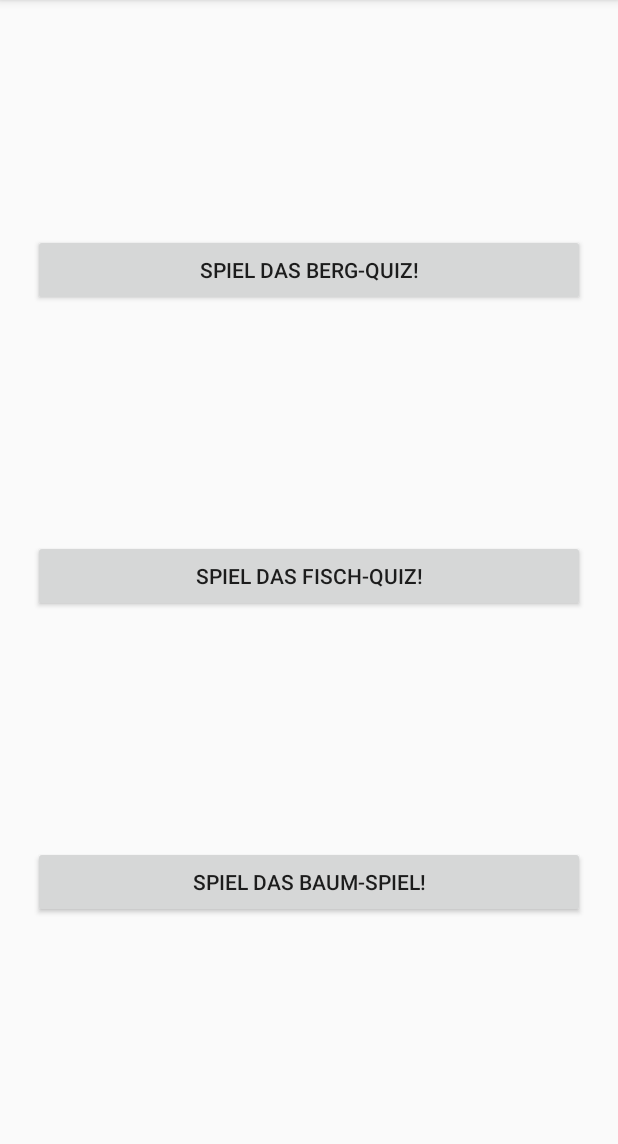
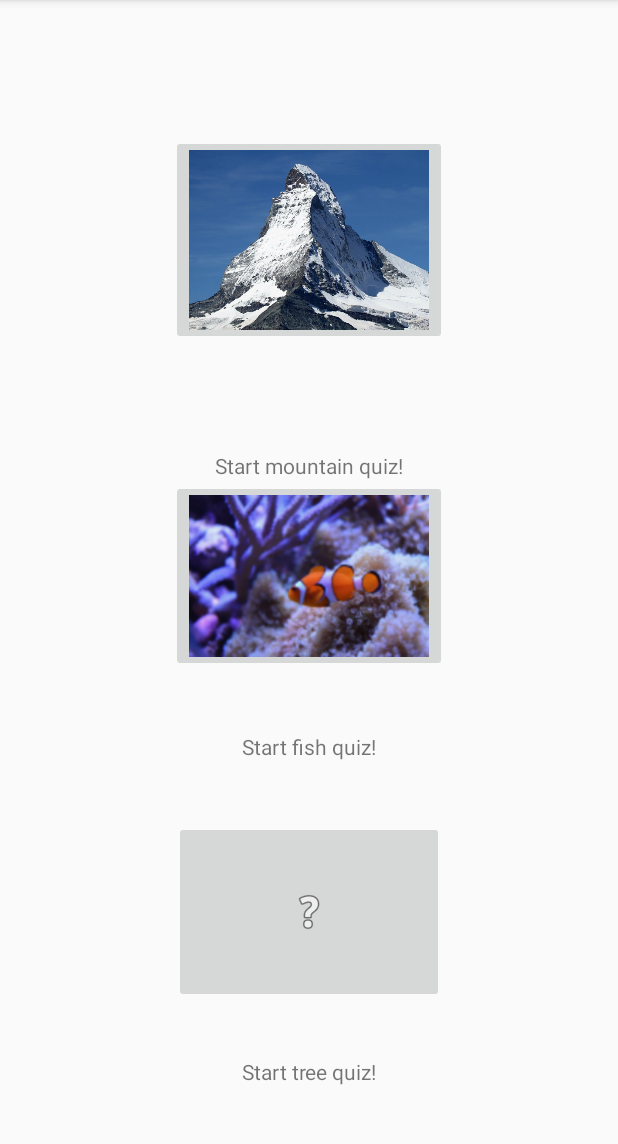
Before and after one commit to kathrin77/QuickPic, an Android app: the StartActivity screen opened directly, with no data from a screen before it, on a phone screen of 412 x 824 dp, the part 84-1228 px from its top. Run offline under Robolectric (Android 15) with nearby library versions, the phone set to English and light mode, and no system bars.

Commit message:
StartActivity: ImageButtons statt normaler Buttons HighscoreActivity: einfachen Highscore (wie in Quiz) ergaenzt Screenorientation in allen Activities auf portrait eingestellt

```diff
--- a/app/src/main/AndroidManifest.xml
+++ b/app/src/main/AndroidManifest.xml
@@ -9,28 +9,28 @@
         android:roundIcon="@mipmap/ic_launcher_round"
         android:supportsRtl="true"
         android:theme="@style/AppTheme">
-        <activity android:name=".StartActivity">
+        <activity android:name=".StartActivity" android:screenOrientation="portrait">
             <intent-filter>
                 <action android:name="android.intent.action.MAIN" />
 
                 <category android:name="android.intent.category.LAUNCHER" />
             </intent-filter>
         </activity>
-        <activity android:name=".QuizActivity">
+        <activity android:name=".QuizActivity" android:screenOrientation="portrait">
             <intent-filter>
                 <action android:name="android.intent.action.MAIN" />
 
                 <category android:name="android.intent.category.LAUNCHER" />
             </intent-filter>
         </activity>
-        <activity android:name=".GameOverActivity">
+        <activity android:name=".GameOverActivity" android:screenOrientation="portrait">
             <intent-filter>
                 <action android:name="android.intent.action.MAIN" />
 
                 <category android:name="android.intent.category.LAUNCHER" />
             </intent-filter>
         </activity>
-        <activity android:name=".HighscoreActivity">
+        <activity android:name=".HighscoreActivity" android:screenOrientation="portrait">
             <intent-filter>
                 <action android:name="android.intent.action.MAIN" />
 
--- a/app/src/main/java/com/example/quickpic/HighscoreActivity.java
+++ b/app/src/main/java/com/example/quickpic/HighscoreActivity.java
@@ -1,6 +1,7 @@
 package com.example.quickpic;
 
 import android.content.Intent;
+import android.content.SharedPreferences;
 import android.support.v7.app.AppCompatActivity;
 import android.os.Bundle;
 import android.view.View;
@@ -11,6 +12,12 @@ public class HighscoreActivity extends AppCompatActivity {
 
     Button btnStartseite;
     TextView tVcurrentPoints;
+
+    SharedPreferences preferences;
+    SharedPreferences.Editor preferencesEditor;
+
+    int currentPoints;
+    final String KEY = "savePreferences";
 
     @Override
     protected void onCreate(Bundle savedInstanceState) {
@@ -27,5 +34,25 @@ public class HighscoreActivity extends AppCompatActivity {
         });
 
         tVcurrentPoints = findViewById(R.id.tVcurrentPoints);
+
+        preferences = this.getSharedPreferences("highscore", MODE_PRIVATE);
+        preferencesEditor = preferences.edit();
+        preferencesEditor.apply();
+
+        currentPoints = getIntent().getIntExtra("Points", 0);
+
+        showPoints();
+    }
+
+    private void showPoints() {
+        if (preferences.getInt(KEY,0) < currentPoints) {
+            tVcurrentPoints.setText("NEUER HIGHSCORE! Deine erreichten Punkte sind: " + currentPoints);
+
+            preferencesEditor.putInt(KEY, currentPoints);
+            preferencesEditor.commit();
+
+        } else {
+            tVcurrentPoints.setText("Deine erreichten Punkte sind " + currentPoints);
+        }
     }
 }
--- a/app/src/main/java/com/example/quickpic/StartActivity.java
+++ b/app/src/main/java/com/example/quickpic/StartActivity.java
@@ -5,36 +5,37 @@ import android.support.v7.app.AppCompatActivity;
 import android.os.Bundle;
 import android.view.View;
 import android.widget.Button;
+import android.widget.ImageButton;
 
 public class StartActivity extends AppCompatActivity {
 
-    Button btnStartMountains;
-    Button btnStartFish;
-    Button btnStartTrees;
+    ImageButton imgBtnMountain;
+    ImageButton imgBtnFish;
+    ImageButton imgBtnTree;
 
     @Override
     protected void onCreate(Bundle savedInstanceState) {
         super.onCreate(savedInstanceState);
         setContentView(R.layout.activity_start);
 
-        btnStartMountains = findViewById(R.id.btnStartMountains);
-        btnStartMountains.setOnClickListener(new View.OnClickListener() {
+        imgBtnMountain = findViewById(R.id.imgBtnMountain);
+        imgBtnMountain.setOnClickListener(new View.OnClickListener() {
             @Override
             public void onClick(View view) {
                 Intent intent = new Intent(getApplicationContext(), QuizActivity.class);
                 startActivity(intent);
             }
         });
-        btnStartFish = findViewById(R.id.btnStartFish);
-        btnStartFish.setOnClickListener(new View.OnClickListener() {
+        imgBtnFish = findViewById(R.id.imgBtnFish);
+        imgBtnFish.setOnClickListener(new View.OnClickListener() {
             @Override
             public void onClick(View view) {
                 Intent intent = new Intent(getApplicationContext(), QuizActivity.class);
                 startActivity(intent);
             }
         });
-        btnStartTrees = findViewById(R.id.btnStartTrees);
-        btnStartTrees.setOnClickListener(new View.OnClickListener() {
+        imgBtnTree = findViewById(R.id.imgBtnTree);
+        imgBtnTree.setOnClickListener(new View.OnClickListener() {
             @Override
             public void onClick(View view) {
                 Intent intent = new Intent(getApplicationContext(), QuizActivity.class);
--- a/app/src/main/res/layout/activity_start.xml
+++ b/app/src/main/res/layout/activity_start.xml
@@ -6,45 +6,83 @@
     android:layout_height="match_parent"
     tools:context="com.example.quickpic.StartActivity">
 
-    <Button
-        android:id="@+id/btnStartMountains"
-        android:layout_width="368dp"
+    <ImageButton
+        android:id="@+id/imgBtnMountain"
+        android:layout_width="wrap_content"
         android:layout_height="wrap_content"
         android:layout_marginBottom="8dp"
         android:layout_marginEnd="8dp"
         android:layout_marginStart="8dp"
         android:layout_marginTop="8dp"
-        android:text="@string/btnStartMountains"
-        app:layout_constraintBottom_toTopOf="@+id/btnStartFish"
+        app:layout_constraintBottom_toTopOf="@+id/imgBtnFish"
         app:layout_constraintEnd_toEndOf="parent"
         app:layout_constraintStart_toStartOf="parent"
-        app:layout_constraintTop_toTopOf="parent" />
+        app:layout_constraintTop_toTopOf="parent"
+        app:srcCompat="@drawable/img_matterhorn" />
 
-    <Button
-        android:id="@+id/btnStartFish"
-        android:layout_width="368dp"
+    <ImageButton
+        android:id="@+id/imgBtnFish"
+        android:layout_width="wrap_content"
         android:layout_height="wrap_content"
         android:layout_marginBottom="8dp"
         android:layout_marginEnd="8dp"
         android:layout_marginStart="8dp"
         android:layout_marginTop="8dp"
-        android:text="@string/btnStartFish"
         app:layout_constraintBottom_toBottomOf="parent"
         app:layout_constraintEnd_toEndOf="parent"
         app:layout_constraintStart_toStartOf="parent"
-        app:layout_constraintTop_toTopOf="parent" />
+        app:layout_constraintTop_toTopOf="parent"
+        app:srcCompat="@drawable/img_clownfish" />
 
-    <Button
-        android:id="@+id/btnStartTrees"
-        android:layout_width="368dp"
+    <ImageButton
+        android:id="@+id/imgBtnTree"
+        android:layout_width="180dp"
+        android:layout_height="121dp"
+        android:layout_marginBottom="8dp"
+        android:layout_marginEnd="8dp"
+        android:layout_marginStart="8dp"
+        android:layout_marginTop="8dp"
+        app:layout_constraintBottom_toBottomOf="parent"
+        app:layout_constraintEnd_toEndOf="parent"
+        app:layout_constraintStart_toStartOf="parent"
+        app:layout_constraintTop_toBottomOf="@+id/imgBtnFish"
+        app:srcCompat="@android:drawable/ic_menu_help" />
+
+    <TextView
+        android:id="@+id/textView"
+        android:layout_width="wrap_content"
+        android:layout_height="wrap_content"
+        android:layout_marginEnd="8dp"
+        android:layout_marginStart="8dp"
+        android:text="@string/imgBtnMountain"
+        app:layout_constraintBottom_toTopOf="@+id/imgBtnFish"
+        app:layout_constraintEnd_toEndOf="parent"
+        app:layout_constraintStart_toStartOf="parent" />
+
+    <TextView
+        android:id="@+id/textView2"
+        android:layout_width="wrap_content"
         android:layout_height="wrap_content"
         android:layout_marginBottom="8dp"
         android:layout_marginEnd="8dp"
         android:layout_marginStart="8dp"
         android:layout_marginTop="8dp"
-        android:text="@string/btnStartTrees"
+        android:text="@string/imgBtnFish"
+        app:layout_constraintBottom_toTopOf="@+id/imgBtnTree"
+        app:layout_constraintEnd_toEndOf="parent"
+        app:layout_constraintStart_toStartOf="parent"
+        app:layout_constraintTop_toBottomOf="@+id/imgBtnFish" />
+
+    <TextView
+        android:id="@+id/textView3"
+        android:layout_width="wrap_content"
+        android:layout_height="wrap_content"
+        android:layout_marginBottom="8dp"
+        android:layout_marginEnd="8dp"
+        android:layout_marginStart="8dp"
+        android:text="@string/imgBtnTree"
         app:layout_constraintBottom_toBottomOf="parent"
         app:layout_constraintEnd_toEndOf="parent"
         app:layout_constraintStart_toStartOf="parent"
-        app:layout_constraintTop_toBottomOf="@+id/btnStartFish" />
+        app:layout_constraintTop_toBottomOf="@+id/imgBtnTree" />
 </android.support.constraint.ConstraintLayout>
--- a/app/src/main/res/values/strings.xml
+++ b/app/src/main/res/values/strings.xml
@@ -11,9 +11,9 @@
     <string name="lives">Lives left:</string>
     <string name="time">Time left:</string>
     <string name="imgDescription">Guess this picture</string>
-    <string name="btnStartMountains">Spiel das Berg-Quiz!</string>
-    <string name="btnStartFish">Spiel das Fisch-Quiz!</string>
-    <string name="btnStartTrees">Spiel das Baum-Spiel!</string>
-    <string name="btnStartseite">zurück zur Startseite</string>
+    <string name="imgBtnMountain">Start mountain quiz!</string>
+    <string name="imgBtnFish">Start fish quiz!</string>
+    <string name="imgBtnTree">Start tree quiz!</string>
+    <string name="btnStartseite">Back to Start</string>
     <string name="tVGameOver">Game Over!</string>
 </resources>
```
